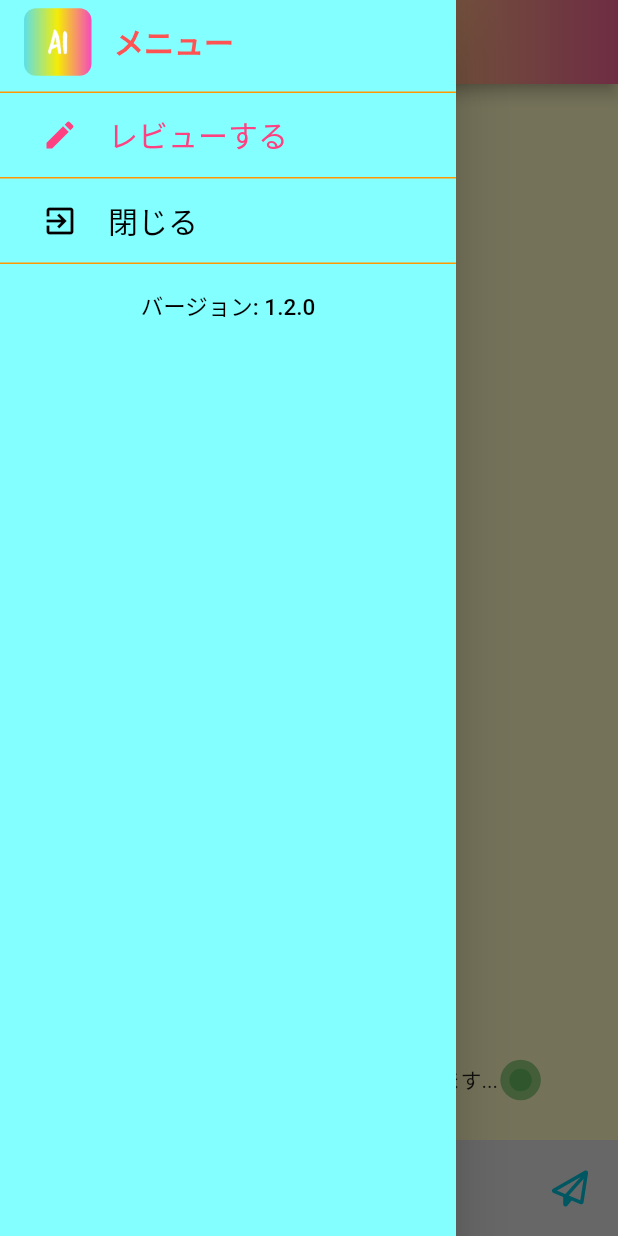
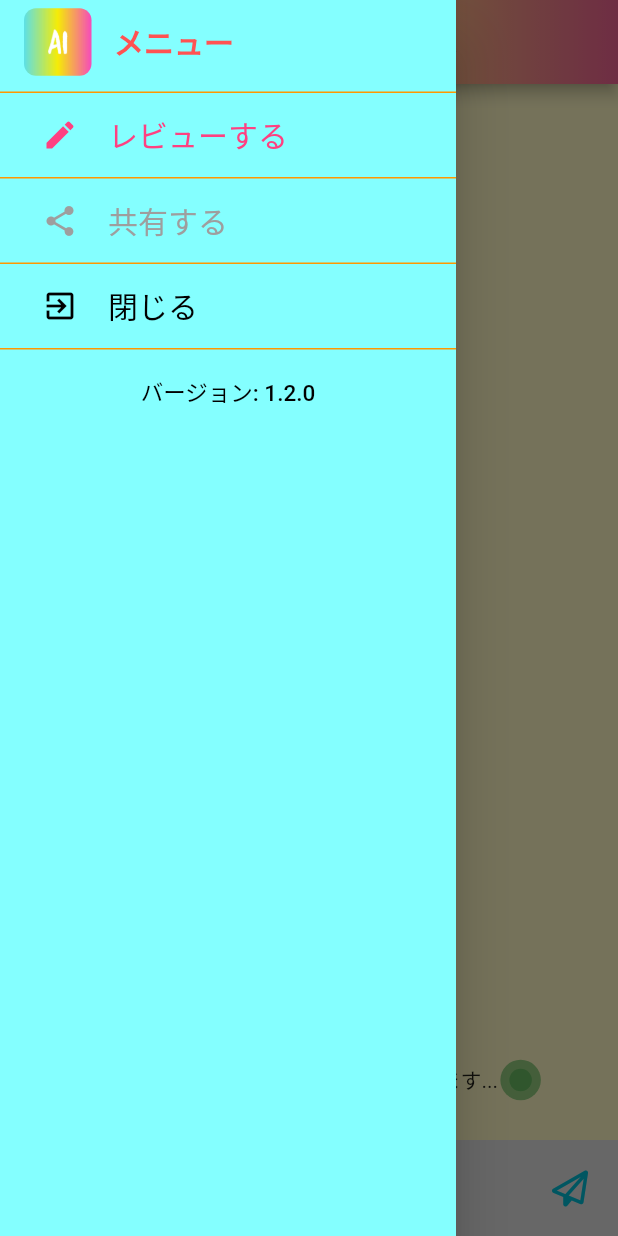
Before and after one commit to tomohiro1024/chatGPT, a Flutter app: the screen it shows after launch, with the side drawer open, on a phone screen of 412 x 824 dp. Run offline on Flutter 3.47's test engine with Material 2 defaults, Android fonts, the phone set to English and light mode, and no system bars; our stand-ins replace animated_text_kit, flutter_spinkit, font_awesome_flutter, in_app_review, new_gradient_app_bar, share.

Commit message:
アプリ共有機能の追加

```diff
--- a/lib/screens/chat_screen.dart
+++ b/lib/screens/chat_screen.dart
@@ -5,6 +5,7 @@ import 'package:font_awesome_flutter/font_awesome_flutter.dart';
 import 'package:in_app_review/in_app_review.dart';
 import 'package:new_gradient_app_bar/new_gradient_app_bar.dart';
 import 'package:provider/provider.dart';
+import 'package:share/share.dart';
 
 import '../providers/chats_provider.dart';
 
@@ -149,6 +150,45 @@ class _ChatScreenState extends State<ChatScreen> {
                           inAppReview.openStoreListing(
                               appStoreId: 'id6447792822');
                         }
+                      },
+                    ),
+                  ],
+                ),
+              ),
+            ),
+            Container(
+              decoration: const BoxDecoration(
+                border: Border(
+                  bottom: BorderSide(color: Colors.orange),
+                ),
+              ),
+              child: ListTile(
+                title: Row(
+                  children: [
+                    IconButton(
+                      onPressed: () {
+                        String text =
+                            '超大人気アプリ！「チャットAIさん」\nhttps://apps.apple.com/jp/app/id6447792822';
+                        Share.share(text);
+                        Navigator.pop(context);
+                      },
+                      splashRadius: 15,
+                      splashColor: Colors.pinkAccent,
+                      icon: const Icon(
+                        Icons.share,
+                        color: Colors.grey,
+                      ),
+                    ),
+                    TextButton(
+                      child: const Text(
+                        '共有する',
+                        style: TextStyle(fontSize: 20, color: Colors.grey),
+                      ),
+                      onPressed: () {
+                        String text =
+                            '超大人気アプリ！「チャットAIさん」\nhttps://apps.apple.com/jp/app/id6447792822';
+                        Share.share(text);
+                        Navigator.pop(context);
                       },
                     ),
                   ],
--- a/pubspec.yaml
+++ b/pubspec.yaml
@@ -16,7 +16,7 @@ publish_to: 'none' # Remove this line if you wish to publish to pub.dev
 # https://developer.apple.com/library/archive/documentation/General/Reference/InfoPlistKeyReference/Articles/CoreFoundationKeys.html
 # In Windows, build-name is used as the major, minor, and patch parts
 # of the product and file versions while build-number is used as the build suffix.
-version: 1.1.0+4
+version: 1.2.0+5
 
 environment:
   sdk: '>=2.19.2 <3.0.0'
@@ -44,6 +44,7 @@ dependencies:
   flutter_launcher_icons: ^0.13.0
   url_launcher: ^6.1.8
   in_app_review: ^2.0.6
+  share: ^2.0.4
 
 flutter_icons:
   android: true
```
Also changed, not shown: pubspec.lock, 1 other file.
